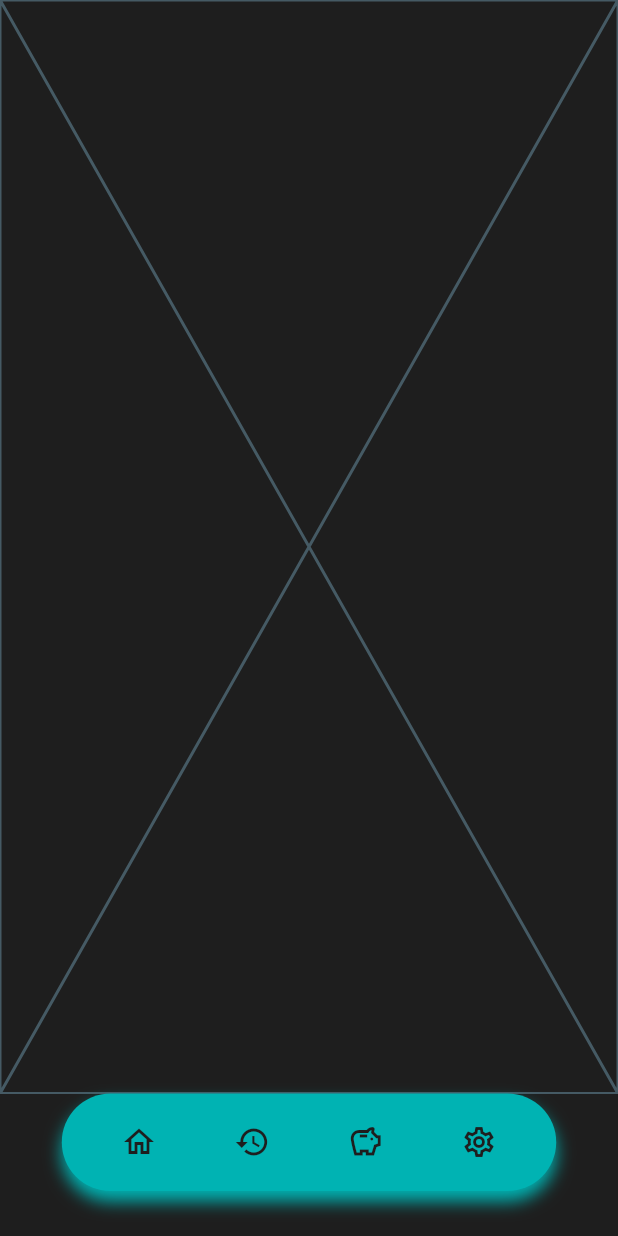
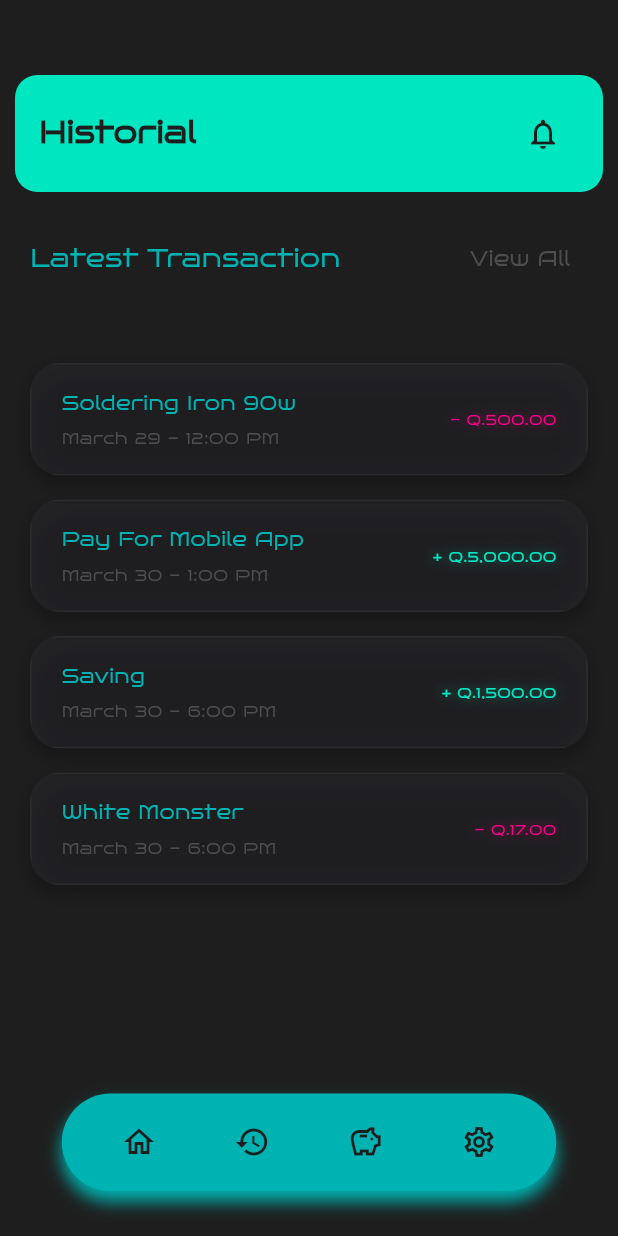
Before and after one commit to GV4F/Finance_Management, a Flutter app: the screen it shows after launch, item 2 of the bottom bar chosen, on a phone screen of 412 x 824 dp. Run offline on Flutter 3.47's test engine with Material 3 defaults, Android fonts, the light colour scheme and no system bars; our stand-ins replace go_router.

Commit message:
Header's Page design: its okay; Historial and Latest Transaction Section design: its okay

```diff
--- a/lib/pages/historial_page.dart
+++ b/lib/pages/historial_page.dart
@@ -1,4 +1,8 @@
 import 'package:flutter/material.dart';
+
+// * WIDGETS
+import '../widgets/header_page.dart';
+import '../widgets/historial_section.dart';
 
 class HistorialPage extends StatefulWidget {
   const HistorialPage({super.key});
@@ -10,6 +14,13 @@ class HistorialPage extends StatefulWidget {
 class _HistorialPageState extends State<HistorialPage> {
   @override
   Widget build(BuildContext context) {
-    return const Placeholder();
+    return Scaffold(
+      body: Column(
+        children: [
+          HeaderPage(titlePage: 'Historial'),
+          HistorialSection(),
+        ],
+      ),
+    );
   }
 }
--- a/lib/pages/profile_page.dart
+++ b/lib/pages/profile_page.dart
@@ -1,10 +1,19 @@
 import 'package:flutter/material.dart';
+
+// * Widgets
+import 'package:gvaf_finance_app/widgets/header_page.dart';
 
 class ProfilePage extends StatelessWidget {
   const ProfilePage({super.key});
 
   @override
   Widget build(BuildContext context) {
-    return const Placeholder();
+    return Scaffold(
+      body: Column(
+        children: [
+          HeaderPage(titlePage: 'Profile')
+        ],
+      ),
+    );
   }
 }
--- a/lib/pages/savings_page.dart
+++ b/lib/pages/savings_page.dart
@@ -1,4 +1,7 @@
 import 'package:flutter/material.dart';
+
+// * Widgets
+import 'package:gvaf_finance_app/widgets/header_page.dart';
 
 class SavingsPage extends StatefulWidget {
   const SavingsPage({super.key});
@@ -10,6 +13,12 @@ class SavingsPage extends StatefulWidget {
 class _SavingsPageState extends State<SavingsPage> {
   @override
   Widget build(BuildContext context) {
-    return const Placeholder();
+    return Scaffold(
+      body: Column(
+        children: [
+          HeaderPage(titlePage: 'Savings')
+        ],
+      ),
+    );
   }
 }
--- /dev/null
+++ b/lib/widgets/header_page.dart
@@ -0,0 +1,51 @@
+import 'package:flutter/material.dart';
+
+class HeaderPage extends StatefulWidget {
+  const HeaderPage({
+    super.key,
+    required this.titlePage,
+  });
+
+  final String titlePage;
+
+  @override
+  State<HeaderPage> createState() => _HeaderPageState();
+}
+
+class _HeaderPageState extends State<HeaderPage> {
+  @override
+  Widget build(BuildContext context) {
+    final colors = Theme.of(context).colorScheme;
+
+    return Padding(
+      padding: const EdgeInsets.only(top: 50.0, right: 10.0, left: 10.0),
+      child: Container(
+        decoration: BoxDecoration(
+          color: colors.primary,
+          borderRadius: BorderRadius.circular(15),
+        ),
+        child: Padding(
+          padding: const EdgeInsets.symmetric(horizontal: 16.0, vertical: 15.0),
+          child: Row(
+            mainAxisAlignment: MainAxisAlignment.spaceBetween,
+            children: [
+              Text(
+                widget.titlePage,
+                style: TextStyle(
+                  color: colors.onPrimary,
+                  fontSize: 20,
+                  fontWeight: FontWeight.bold,
+                ),
+              ),
+              IconButton(
+                icon: const Icon(Icons.notifications_outlined),
+                color: colors.onPrimary,
+                onPressed: () => {},
+              )
+            ],
+          ),
+        ),
+      ),
+    );
+  }
+}
--- /dev/null
+++ b/lib/widgets/historial_card.dart
@@ -0,0 +1,109 @@
+import 'dart:ui';
+import 'package:flutter/material.dart';
+
+class HistorialCard extends StatelessWidget {
+  final String title;
+  final String date;
+  final String amount;
+  final bool type;
+  final VoidCallback onTap;
+
+  const HistorialCard({
+    super.key,
+    required this.title,
+    required this.date,
+    required this.amount,
+    required this.type,
+    required this.onTap,
+  });
+
+  @override
+  Widget build(BuildContext context) {
+
+    final colors = Theme.of(context).colorScheme;
+
+    return Container(
+      margin: const EdgeInsets.only(bottom: 16.0),
+      decoration: BoxDecoration(
+        borderRadius: BorderRadius.circular(20),
+        boxShadow: [
+          BoxShadow(
+            color: Colors.black.withValues(alpha: 0.3),
+            blurRadius: 10,
+            offset: const Offset(0, 5),
+          ),
+        ],
+      ),
+      child: ClipRRect(
+        borderRadius: BorderRadius.circular(20),
+        child: BackdropFilter(
+          filter: ImageFilter.blur(sigmaX: 10.0, sigmaY: 10.0),
+          child: Material(
+            color: Colors.transparent,
+            child: InkWell(
+              onTap: onTap,
+              splashColor: (type ? colors.primary : colors.tertiary).withValues(alpha: 0.5),
+              highlightColor: Colors.white.withValues(alpha: 0.05),
+              child: Container(
+                padding: const EdgeInsets.symmetric(horizontal: 20.0, vertical: 16.0),
+                decoration: BoxDecoration(
+                  color: const Color(0xFF2C2C34).withValues(alpha: 0.4),
+                  border: Border.all(
+                    color: Colors.white.withValues(alpha: 0.05),
+                    width: 1,
+                  ),
+                ),
+                child: Row(
+                  mainAxisAlignment: MainAxisAlignment.spaceBetween,
+                  children: [
+                    Expanded(
+                      child: Column(
+                        crossAxisAlignment: CrossAxisAlignment.start,
+                        children: [
+                          Text(
+                            title,
+                            style: TextStyle(
+                              fontFamily: 'BrunoAce',
+                              color: colors.secondary,
+                              fontSize: 13,
+                            ),
+                            maxLines: 1,
+                            overflow: TextOverflow.ellipsis,
+                          ),
+                          const SizedBox(height: 6),
+                          Text(
+                            date,
+                            style: TextStyle(
+                              fontFamily: 'BrunoAce',
+                              color: colors.surface,
+                              fontSize: 11,
+                            ),
+                          ),
+                        ],
+                      ),
+                    ),
+                    const SizedBox(width: 12),
+                    Text(
+                      amount,
+                      style: TextStyle(
+                        fontFamily: 'BrunoAce',
+                        color: type ? colors.primary : colors.tertiary,
+                        fontSize: 10,
+                        shadows: [
+                          Shadow(
+                            color: (type ? colors.primary : colors.tertiary).withValues(alpha: 0.5),
+                            blurRadius: 8,
+                          )
+                        ]
+                      ),
+                    ),
+                  ],
+                ),
+              ),
+            ),
+          ),
+        ),
+      ),
+    );
+  }
+}
--- /dev/null
+++ b/lib/widgets/historial_section.dart
@@ -0,0 +1,78 @@
+import 'package:flutter/material.dart';
+
+// * WIDGETS
+import '../widgets/historial_card.dart';
+
+class HistorialSection extends StatefulWidget {
+  const HistorialSection({super.key});
+
+  @override
+  State<HistorialSection> createState() => _HistorialSectionState();
+}
+
+class _HistorialSectionState extends State<HistorialSection> {
+  @override
+  Widget build(BuildContext context) {
+
+    final colors = Theme.of(context).colorScheme;
+
+    final transactions = [
+      {'title': 'Soldering Iron 90w', 'date': 'March 29 - 12:00 PM', 'amount': '- Q.500.00', 'isIncome': false},
+      {'title': 'Pay For Mobile App', 'date': 'March 30 - 1:00 PM', 'amount': '+ Q.5,000.00', 'isIncome': true},
+      // Nota: En tu imagen 'Saving' tiene un color un poco distinto, pero lo tomaré como ingreso positivo por ahora
+      {'title': 'Saving', 'date': 'March 30 - 6:00 PM', 'amount': '+ Q.1,500.00', 'isIncome': true},
+      {'title': 'White Monster', 'date': 'March 30 - 6:00 PM', 'amount': '- Q.17.00', 'isIncome': false},
+    ];
+
+    return Column(
+      crossAxisAlignment: CrossAxisAlignment.start,
+      children: [
+        Padding(
+          padding: EdgeInsets.symmetric(horizontal: 20.0, vertical: 20.0),
+          child: Row(
+            mainAxisAlignment: MainAxisAlignment.spaceBetween,
+            children: [
+              Text(
+                'Latest Transaction',
+                style: TextStyle(
+                  fontFamily: 'BrunoAce',
+                  color: colors.secondary,
+                  fontSize: 17
+                ),
+              ),
+              TextButton(
+                onPressed: () {},
+                child: Text(
+                  'View All',
+                  style: TextStyle(
+                    fontFamily: 'BrunoAce',
+                    color: colors.surface,
+                    fontSize: 14
+                  ),
+                ),
+              ),
+            ],
+          ),
+        ),
+        const SizedBox(height: 16),
+        // - Section Content
+        ListView.builder(
+          shrinkWrap: true,
+          padding: const EdgeInsets.symmetric(horizontal: 20.0, vertical: 10.0),
+          physics: const BouncingScrollPhysics(),
+          itemCount: transactions.length,
+          itemBuilder: (context, index) {
+            final tx = transactions[index];
+            return HistorialCard(
+              title: tx['title'] as String,
+              date: tx['date'] as String,
+              amount: tx['amount'] as String,
+              type: tx['isIncome'] as bool,
+              onTap: () {},
+            );
+          },
+        ),
+      ],
+    );
+  }
+}
```
